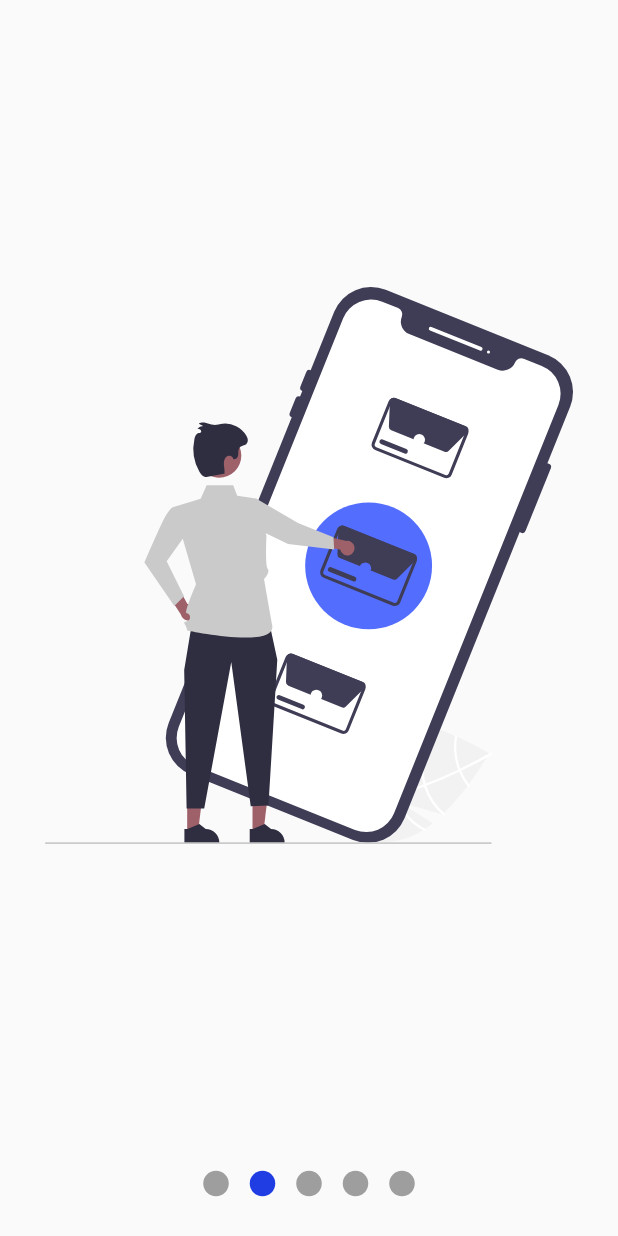
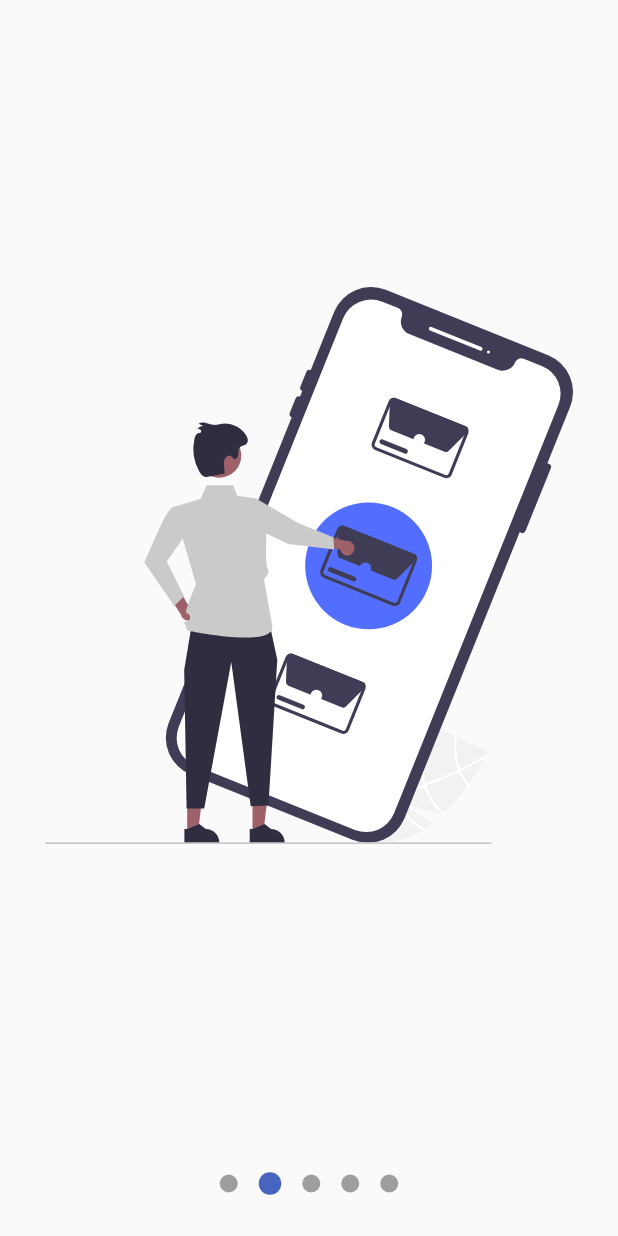
Before and after one commit to LluviaSaucedoM/intermediateFlutterCourse, a Flutter app: the screen it shows after launch, swiped to page 2, on a phone screen of 412 x 824 dp. Run offline on Flutter 3.47's test engine with Material 2 defaults, Android fonts, the light colour scheme and no system bars; our stand-ins replace flutter_svg.

Commit message:
Agregando bulletPrimario y bulletSecundario

```diff
--- a/lib/src/pages/slideshow_page.dart
+++ b/lib/src/pages/slideshow_page.dart
@@ -10,7 +10,9 @@ class SlideshowPage extends StatelessWidget {
   Widget build(BuildContext context) {
     return Scaffold(
       body: Slideshop(
-        puntosArriba: false,
+        bulletPrimario: 15,
+        bulletSecundario: 12,
+        colorPrimario: const Color.fromARGB(255, 71, 101, 191),
         slides: [
           SvgPicture.asset('assets/svgs/slide-1.svg'),
           SvgPicture.asset('assets/svgs/slide-2.svg'),
@@ -18,8 +20,6 @@ class SlideshowPage extends StatelessWidget {
           SvgPicture.asset('assets/svgs/slide-4.svg'),
           SvgPicture.asset('assets/svgs/slide-5.svg'),
         ],
-        colorPrimario: Colors.grey,
-        colorSecundario: const Color.fromARGB(255, 31, 61, 227),
       ),
     );
   }
--- a/lib/src/widgets/slideshop.dart
+++ b/lib/src/widgets/slideshop.dart
@@ -1,56 +1,70 @@
 import 'package:flutter/material.dart';
 import 'package:provider/provider.dart';
 
-import '../models/slider_model.dart';
-
 class Slideshop extends StatelessWidget {
-  const Slideshop(
-      {Key? key,
-      required this.slides,
-      this.puntosArriba = false,
-      this.colorPrimario = Colors.grey,
-      this.colorSecundario = Colors.purple})
-      : super(key: key);
+  const Slideshop({
+    Key? key,
+    required this.slides,
+    this.puntosArriba = false,
+    this.colorPrimario = Colors.white,
+    this.colorSecundario = Colors.grey,
+    this.bulletPrimario = 12,
+    this.bulletSecundario = 12,
+  }) : super(key: key);
 
   final List<Widget> slides;
   final bool puntosArriba;
   final Color colorPrimario;
   final Color colorSecundario;
+  final double bulletPrimario;
+  final double bulletSecundario;
 
   @override
   Widget build(BuildContext context) {
     return ChangeNotifierProvider(
-      create: (_) => SliderModel(),
+      create: (_) => _SlideshowModel(),
       child: SafeArea(
-        child: Center(
-          child: Column(
-            children: <Widget>[
-              if (puntosArriba)
-                _Dots(
-                  slides.length,
-                  colorPrimario,
-                  colorSecundario,
-                ),
-              Expanded(child: _Slides(slides)),
-              if (!puntosArriba)
-                _Dots(
-                  slides.length,
-                  colorPrimario,
-                  colorSecundario,
-                ),
-            ],
-          ),
-        ),
-      ),
+          child: Center(child: Builder(builder: (BuildContext context) {
+        Provider.of<_SlideshowModel>(context).colorPrimario = colorPrimario;
+        Provider.of<_SlideshowModel>(context).colorSecundario = colorSecundario;
+
+        Provider.of<_SlideshowModel>(context).bulletPrimario = bulletPrimario;
+        Provider.of<_SlideshowModel>(context).bulletSecundario =
+            bulletSecundario;
+        return EstructuraBuilder(puntosArriba: puntosArriba, slides: slides);
+      }))),
+    );
+  }
+}
+
+class EstructuraBuilder extends StatelessWidget {
+  const EstructuraBuilder({
+    Key? key,
+    required this.puntosArriba,
+    required this.slides,
+  }) : super(key: key);
+
+  final bool puntosArriba;
+  final List<Widget> slides;
+
+  @override
+  Widget build(BuildContext context) {
+    return Column(
+      children: <Widget>[
+        if (puntosArriba) _Dots(slides.length),
+        Expanded(child: _Slides(slides)),
+        if (!puntosArriba) _Dots(slides.length),
+      ],
     );
   }
 }
 
 class _Dots extends StatelessWidget {
-  const _Dots(this.totalSlides, this.colorPrimario, this.colorSecundario);
+  const _Dots(
+    this.totalSlides,
+  );
   final int totalSlides;
-  final Color colorPrimario;
-  final Color colorSecundario;
+
   @override
   Widget build(BuildContext context) {
     return SizedBox(
@@ -58,34 +72,36 @@ class _Dots extends StatelessWidget {
       height: 70,
       child: Row(
           mainAxisAlignment: MainAxisAlignment.center,
-          children: List.generate(totalSlides,
-              (index) => _Dot(index, colorPrimario, colorSecundario))),
+          children: List.generate(totalSlides, (index) => _Dot(index))),
     );
   }
 }
 
 class _Dot extends StatelessWidget {
-  const _Dot(
-    this.index,
-    this.colorPrimario,
-    this.colorSecundario,
-  );
+  const _Dot(this.index);
   final int index;
-  final Color colorPrimario;
-  final Color colorSecundario;
 
   @override
   Widget build(BuildContext context) {
-    final pageViewIndex = Provider.of<SliderModel>(context).currentPage;
+    final ssModel = Provider.of<_SlideshowModel>(context);
+    double tamano = 0;
+    Color color;
+    if (ssModel.currentPage >= index - 0.5 &&
+        ssModel.currentPage < index + 0.5) {
+      tamano = ssModel._bulletPrimario;
+      color = ssModel._colorPrimario;
+    } else {
+      tamano = ssModel._bulletSecundario;
+      color = ssModel._colorSecundario;
+    }
+
     return AnimatedContainer(
       duration: const Duration(milliseconds: 200),
-      width: 17,
-      height: 17,
+      width: tamano,
+      height: tamano,
       margin: const EdgeInsets.symmetric(horizontal: 7),
       decoration: BoxDecoration(
-        color: (pageViewIndex >= index - 0.5 && pageViewIndex < index + 0.5)
-            ? colorSecundario
-            : colorPrimario,
+        color: color,
         shape: BoxShape.circle,
       ),
     );
@@ -106,7 +122,7 @@ class _SlidesState extends State<_Slides> {
   @override
   void initState() {
     pageViewController.addListener(() {
-      Provider.of<SliderModel>(context, listen: false).currentPage =
+      Provider.of<_SlideshowModel>(context, listen: false).currentPage =
           pageViewController.page!;
     });
     super.initState();
@@ -144,3 +160,44 @@ class _Slide extends StatelessWidget {
     );
   }
 }
+
+class _SlideshowModel with ChangeNotifier {
+  late double _currentPage = 0;
+  late Color _colorPrimario = Colors.grey;
+  late Color _colorSecundario = const Color.fromARGB(255, 39, 128, 176);
+  late double _bulletPrimario = 12;
+  late double _bulletSecundario = 12;
+
+  // ignore: unnecessary_getters_setters
+  double get currentPage => _currentPage;
+
+  set currentPage(double currentPage) {
+    _currentPage = currentPage;
+    notifyListeners();
+  }
+
+  // ignore: unnecessary_getters_setters
+  Color get colorPrimario => _colorPrimario;
+
+  set colorPrimario(Color colorPrimario) {
+    _colorPrimario = colorPrimario;
+  }
+
+  // ignore: unnecessary_getters_setters
+  Color get colorSecundario => _colorSecundario;
+  set colorSecundario(Color colorSecundario) {
+    _colorSecundario = colorSecundario;
+  }
+
+// ignore: unnecessary_getters_setters
+  double get bulletPrimario => _bulletPrimario;
+  set bulletPrimario(double bulletPrimario) {
+    _bulletPrimario = bulletPrimario;
+  }
+
+  // ignore: unnecessary_getters_setters
+  double get bulletSecundario => _bulletSecundario;
+  set bulletSecundario(double bulletSecundario) {
+    _bulletSecundario = bulletSecundario;
+  }
+}
```
